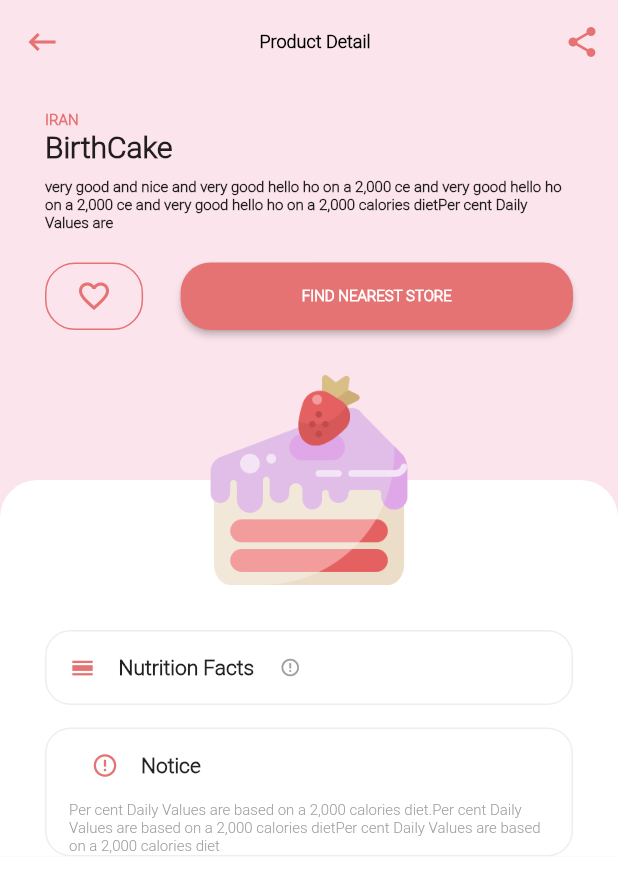
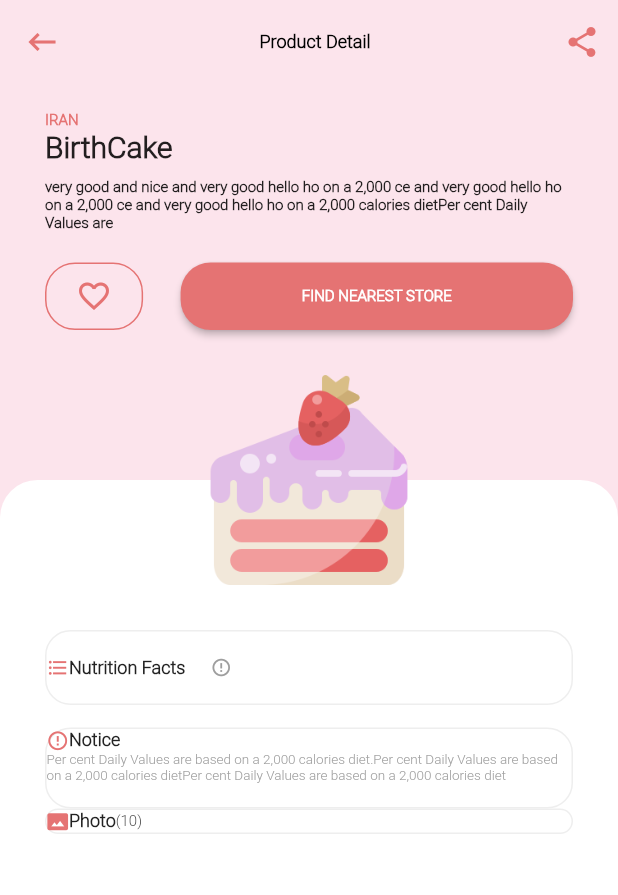
Before and after one commit to mahmoud-eslami/dessert_time, a Flutter app: the DetailsPage screen opened directly, on a phone screen of 412 x 824 dp. Shown: the top 895 px of the screen. Run offline on Flutter 3.47's test engine with Material 2 defaults, Android fonts, the phone set to English and light mode, and no system bars; our stand-ins replace bloc, dio, equatable, flutter_bloc; network calls fail.

Commit message:
add another border widget to detailpage

```diff
--- a/lib/pages/dessertDetails.dart
+++ b/lib/pages/dessertDetails.dart
@@ -89,18 +89,16 @@ class DetailsPage extends StatelessWidget {
                           children: <Widget>[
                             Row(
                               children: <Widget>[
-                                IconButton(
-                                    icon: Icon(
-                                      Icons.calendar_view_day,
-                                      size: 18,
+                                Icon(
+                                  Icons.format_list_bulleted,
                                   color: AppColor.detailsIconColor,
+                                  size: 15,
                                 ),
-                                    onPressed: () {}),
                                 Text(
                                   'Nutrition Facts',
                                   style: TextStyle(
                                       fontWeight: FontWeight.bold,
-                                      fontSize: 14),
+                                      fontSize: 12),
                                 ),
                                 IconButton(
                                     icon: Icon(
@@ -123,23 +121,19 @@ class DetailsPage extends StatelessWidget {
                             border: Border.all(
                                 color: AppColor.detailPageBorderColor),
                             borderRadius: BorderRadius.circular(17)),
-                        child: Padding(
-                          padding: EdgeInsets.symmetric(horizontal: 15),
                         child: Column(
                           children: <Widget>[
                             Row(
                               children: <Widget>[
-                                  IconButton(
-                                      icon: Icon(
+                                Icon(
                                   Icons.error_outline,
                                   color: AppColor.detailsIconColor,
-                                        size: 18,
+                                  size: 15,
                                 ),
-                                      onPressed: () {}),
                                 Text(
                                   'Notice',
                                   style: TextStyle(
-                                        fontSize: 14,
+                                      fontSize: 12,
                                       fontWeight: FontWeight.bold),
                                 ),
                               ],
@@ -150,13 +144,28 @@ class DetailsPage extends StatelessWidget {
                               'on a 2,000 calories dietPer cent Daily Values are '
                               'based on a 2,000 calories diet',
                               style:
-                                    TextStyle(fontSize: 10, color: Colors.grey),
+                                  TextStyle(fontSize: 9, color: Colors.grey),
                             ),
+                            SizedBox(
+                              height: 15,
+                            )
                           ],
                         ),
                       ),
+                      Container(
+                        decoration: BoxDecoration(
+                          border:
+                              Border.all(color: AppColor.detailPageBorderColor),
+                          borderRadius: BorderRadius.circular(17),
                         ),
-                      Container(),
+                        child: Column(children: <Widget>[
+                          Row(children: <Widget>[
+                            Icon(Icons.photo_size_select_actual,color: AppColor.detailsIconColor,size: 15,),
+                            Text('Photo',style: TextStyle(fontWeight: FontWeight.bold,fontSize: 12),),
+                            Text('(10)',style: TextStyle(fontWeight: FontWeight.w100,fontSize: 10),),
+                          ],),
+                        ],),
+                      ),
                     ],
                   ),
                 ),
```
Lines whose indentation alone changed are shown as unchanged.
